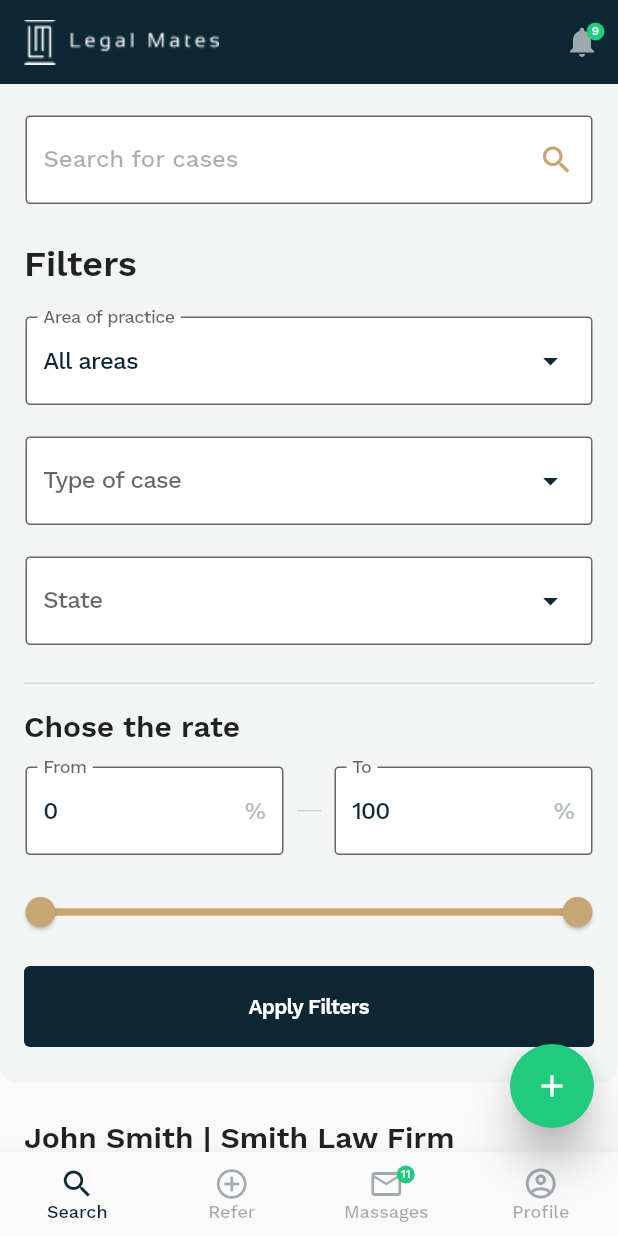
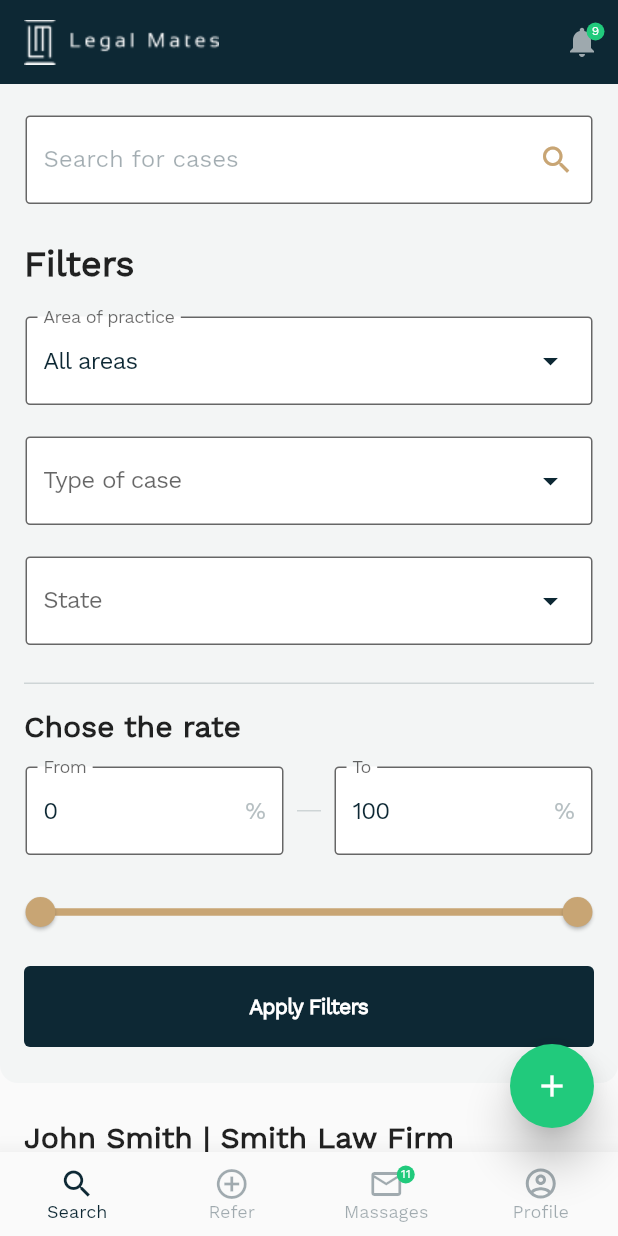
Before and after one commit to monoall/otakoyi-test, a Flutter app: the screen it shows after launch, after a tap on "Apply Filters", on a phone screen of 412 x 824 dp. Run offline on Flutter 3.47's test engine with Material 2 defaults, Android fonts, the phone set to English and light mode, and no system bars; our stand-ins replace flutter_svg; statements that could not run were skipped.

Commit message:
Optimized resources

```diff
--- a/lib/styling/app_colors.dart
+++ b/lib/styling/app_colors.dart
@@ -2,10 +2,15 @@ import 'package:flutter/material.dart';
 
 abstract class AppColors {
   static const Color darkBlue = Color(0xFF0D2834);
+  static const Color darkBlue60 = Color(0x990D2834);
+  static const Color darkBlue38 = Color(0x610D2834);
+  static const Color darkBlue24 = Color(0x3D0D2834);
   static const Color gold = Color(0xFFC8A574);
   static const Color grey = Color(0xFFB6BFC2);
+  static const Color grey60 = Color(0x99B6BFC2);
   static const Color white = Color(0xFFFFFFFF);
   static const Color lightGrey = Color(0xFFE8ECEE);
+  static const Color lightGrey38 = Color(0x61E8ECEE);
   static const Color red = Color(0xFFEB5757);
   static const Color orange = Color(0xFFFFAB00);
   static const Color green = Color(0xFF21CA7C);
--- a/lib/styling/app_text_styles.dart
+++ b/lib/styling/app_text_styles.dart
@@ -1,18 +1,27 @@
 import 'package:flutter/material.dart';
-import 'package:google_fonts/google_fonts.dart';
 
 abstract class AppTextStyles {
-  static TextStyle headline1 = GoogleFonts.workSans(fontSize: 24, fontWeight: FontWeight.w600, letterSpacing: -0.02);
-  static TextStyle headline2 = GoogleFonts.workSans(fontSize: 20, fontWeight: FontWeight.w600, letterSpacing: -0.02);
-  static TextStyle headline3 = GoogleFonts.workSans(fontSize: 18, fontWeight: FontWeight.w600, letterSpacing: -0.02);
-  static TextStyle subtitle1 = GoogleFonts.workSans(fontSize: 16, fontWeight: FontWeight.w500, letterSpacing: -0.5);
-  static TextStyle body1 = GoogleFonts.workSans(fontSize: 16, fontWeight: FontWeight.normal, letterSpacing: -0.5);
-  static TextStyle subtitle2 = GoogleFonts.workSans(fontSize: 14, fontWeight: FontWeight.w600, letterSpacing: -0.5);
-  static TextStyle body2 = GoogleFonts.workSans(fontSize: 14, fontWeight: FontWeight.normal, letterSpacing: -0.5);
-  static TextStyle caption1 = GoogleFonts.workSans(fontSize: 13, fontWeight: FontWeight.w500, letterSpacing: -0.03);
-  static TextStyle caption2 = GoogleFonts.workSans(fontSize: 12, fontWeight: FontWeight.w500, letterSpacing: -0.01);
-  static TextStyle helper = GoogleFonts.workSans(fontSize: 10, fontWeight: FontWeight.w500, letterSpacing: -0.01);
-  static TextStyle notificationCounter =
-      GoogleFonts.workSans(fontSize: 8, fontWeight: FontWeight.w500, letterSpacing: -0.01);
-  static TextStyle label = GoogleFonts.workSans(fontWeight: FontWeight.w500, letterSpacing: -0.03);
+  static const TextStyle headline1 =
+      TextStyle(fontFamily: 'WorkSans', fontSize: 24, fontWeight: FontWeight.w600, letterSpacing: -0.02);
+  static const TextStyle headline2 =
+      TextStyle(fontFamily: 'WorkSans', fontSize: 20, fontWeight: FontWeight.w600, letterSpacing: -0.02);
+  static const TextStyle headline3 =
+      TextStyle(fontFamily: 'WorkSans', fontSize: 18, fontWeight: FontWeight.w600, letterSpacing: -0.02);
+  static const TextStyle subtitle1 =
+      TextStyle(fontFamily: 'WorkSans', fontSize: 16, fontWeight: FontWeight.w500, letterSpacing: -0.5);
+  static const TextStyle body1 =
+      TextStyle(fontFamily: 'WorkSans', fontSize: 16, fontWeight: FontWeight.normal, letterSpacing: -0.5);
+  static const TextStyle subtitle2 =
+      TextStyle(fontFamily: 'WorkSans', fontSize: 14, fontWeight: FontWeight.w600, letterSpacing: -0.5);
+  static const TextStyle body2 =
+      TextStyle(fontFamily: 'WorkSans', fontSize: 14, fontWeight: FontWeight.normal, letterSpacing: -0.5);
+  static const TextStyle caption1 =
+      TextStyle(fontFamily: 'WorkSans', fontSize: 13, fontWeight: FontWeight.w500, letterSpacing: -0.03);
+  static const TextStyle caption2 =
+      TextStyle(fontFamily: 'WorkSans', fontSize: 12, fontWeight: FontWeight.w500, letterSpacing: -0.01);
+  static const TextStyle helper =
+      TextStyle(fontFamily: 'WorkSans', fontSize: 10, fontWeight: FontWeight.w500, letterSpacing: -0.01);
+  static const TextStyle notificationCounter =
+      TextStyle(fontFamily: 'WorkSans', fontSize: 8, fontWeight: FontWeight.w500, letterSpacing: -0.01);
+  static const TextStyle label = TextStyle(fontFamily: 'WorkSans', fontWeight: FontWeight.w500, letterSpacing: -0.03);
 }
--- a/lib/styling/app_theme.dart
+++ b/lib/styling/app_theme.dart
@@ -5,6 +5,7 @@ import 'package:otakoyi_test/styling/app_text_styles.dart';
 ThemeData appTheme = ThemeData(
   primaryColor: AppColors.darkBlue,
   primarySwatch: AppColors.makeSwatch(AppColors.gold),
+  fontFamily: 'WorkSans',
   errorColor: AppColors.red,
   appBarTheme: _buildAppBarTheme(),
   sliderTheme: _buildSliderTheme(),
@@ -19,10 +20,10 @@ ThemeData appTheme = ThemeData(
 BottomNavigationBarThemeData _buildBottomNavigationBarTheme() => BottomNavigationBarThemeData(
       elevation: 14,
       selectedItemColor: AppColors.darkBlue,
-      unselectedItemColor: AppColors.darkBlue.withOpacity(0.38),
+      unselectedItemColor: AppColors.darkBlue38,
       showUnselectedLabels: true,
       selectedLabelStyle: AppTextStyles.caption2.copyWith(color: AppColors.darkBlue),
-      unselectedLabelStyle: AppTextStyles.caption2.copyWith(color: AppColors.darkBlue.withOpacity(0.38)),
+      unselectedLabelStyle: AppTextStyles.caption2.copyWith(color: AppColors.darkBlue38),
       selectedIconTheme: IconThemeData(
         color: AppColors.darkBlue,
       ),
@@ -45,16 +46,16 @@ SliderThemeData _buildSliderTheme() => SliderThemeData(
 InputDecorationTheme _buildInputDecorationTheme() => InputDecorationTheme(
       filled: true,
       fillColor: AppColors.white,
-      border: _inputBorderByColor(AppColors.darkBlue.withOpacity(0.24)),
+      border: _inputBorderByColor(AppColors.darkBlue24),
       focusedBorder: _inputBorderByColor(AppColors.gold),
       errorBorder: _inputBorderByColor(AppColors.red),
       helperStyle: AppTextStyles.helper,
       errorStyle: AppTextStyles.helper.copyWith(color: AppColors.red),
-      hintStyle: AppTextStyles.subtitle1.copyWith(color: AppColors.darkBlue.withOpacity(0.38)),
+      hintStyle: AppTextStyles.subtitle1.copyWith(color: AppColors.darkBlue38),
     );
 
 DividerThemeData _buildDividerThemeData() => DividerThemeData(
-      color: AppColors.grey.withOpacity(0.6),
+      color: AppColors.grey60,
       thickness: 1,
     );
 
--- a/lib/ui/screens/search_screen.dart
+++ b/lib/ui/screens/search_screen.dart
@@ -84,7 +84,7 @@ class _SearchScreenBodyState extends State<SearchScreenBody> {
 
   Widget _buildFilterSection() => Container(
         decoration: BoxDecoration(
-          color: AppColors.lightGrey.withOpacity(0.38),
+          color: AppColors.lightGrey38,
           borderRadius: BorderRadius.only(
             bottomLeft: Radius.circular(12),
             bottomRight: Radius.circular(12),
--- a/lib/ui/widgets/app_input_field.dart
+++ b/lib/ui/widgets/app_input_field.dart
@@ -14,14 +14,14 @@ class AppInputField extends StatefulWidget {
 
 class _AppInputFieldState extends State<AppInputField> {
   FocusNode _focusNode;
-  Color _labelColor = AppColors.darkBlue.withOpacity(0.38);
+  Color _labelColor = AppColors.darkBlue38;
 
   @override
   void initState() {
     super.initState();
     _focusNode = FocusNode()
       ..addListener(() => setState(() {
-            _labelColor = _focusNode.hasFocus ? AppColors.gold : AppColors.darkBlue.withOpacity(0.38);
+            _labelColor = _focusNode.hasFocus ? AppColors.gold : AppColors.darkBlue38;
           }));
   }
 
--- a/lib/ui/widgets/bottom_drawer.dart
+++ b/lib/ui/widgets/bottom_drawer.dart
@@ -56,7 +56,7 @@ class _BottomDrawerState extends State<BottomDrawer> {
         BottomNavigationBarItem(
           icon: SvgPicture.asset(
             'assets/ic_profile.svg',
-            color: AppColors.darkBlue.withOpacity(0.38),
+            color: AppColors.darkBlue38,
           ),
           title: Text('Profile'),
           activeIcon: SvgPicture.asset(
--- a/lib/ui/widgets/custom_chip.dart
+++ b/lib/ui/widgets/custom_chip.dart
@@ -24,7 +24,7 @@ class CustomChip extends StatelessWidget {
           if (leadingIcon != null) leadingIcon,
           if (leadingIcon != null) SizedBox(width: 6),
           //title
-          if (title != null) Text(title, style: AppTextStyles.caption1.copyWith(color: AppColors.darkBlue.withOpacity(0.6))),
+          if (title != null) Text(title, style: AppTextStyles.caption1.copyWith(color: AppColors.darkBlue60)),
           if (title != null) SizedBox(width: 3),
           //value
           if (value != null)
--- a/lib/ui/widgets/list_placeholder.dart
+++ b/lib/ui/widgets/list_placeholder.dart
@@ -20,7 +20,7 @@ class ListPlaceholder extends StatelessWidget {
           SizedBox(height: 32),
           Text('Create your\nfirst case',
               textAlign: TextAlign.center,
-              style: AppTextStyles.headline2.copyWith(color: AppColors.darkBlue.withOpacity(0.6))),
+              style: AppTextStyles.headline2.copyWith(color: AppColors.darkBlue60)),
         ],
       ),
     );
--- a/lib/ui/widgets/search_results_list_item.dart
+++ b/lib/ui/widgets/search_results_list_item.dart
@@ -52,7 +52,7 @@ class SearchResultsListItem extends StatelessWidget {
           //Content text
           Padding(
             padding: const EdgeInsets.only(top: 16),
-            child: Text(data.content, style: AppTextStyles.body2.copyWith(color: AppColors.darkBlue.withOpacity(0.6))),
+            child: Text(data.content, style: AppTextStyles.body2.copyWith(color: AppColors.darkBlue60)),
           ),
 
           //Bottom chips
@@ -164,7 +164,7 @@ class SearchResultsListItem extends StatelessWidget {
           Text(
             label1,
             style: AppTextStyles.caption2.copyWith(
-              color: AppColors.darkBlue.withOpacity(0.38),
+              color: AppColors.darkBlue38,
             ),
           ),
           SizedBox(height: 4),
@@ -176,7 +176,7 @@ class SearchResultsListItem extends StatelessWidget {
           Text(
             label2,
             style: AppTextStyles.caption2.copyWith(
-              color: AppColors.darkBlue.withOpacity(0.38),
+              color: AppColors.darkBlue38,
             ),
           ),
           SizedBox(height: 4),
```
Also changed, not shown: pubspec.yaml (+6 -1 lines), fonts/Worksans.ttf (added), pubspec.lock, 1 other file.
